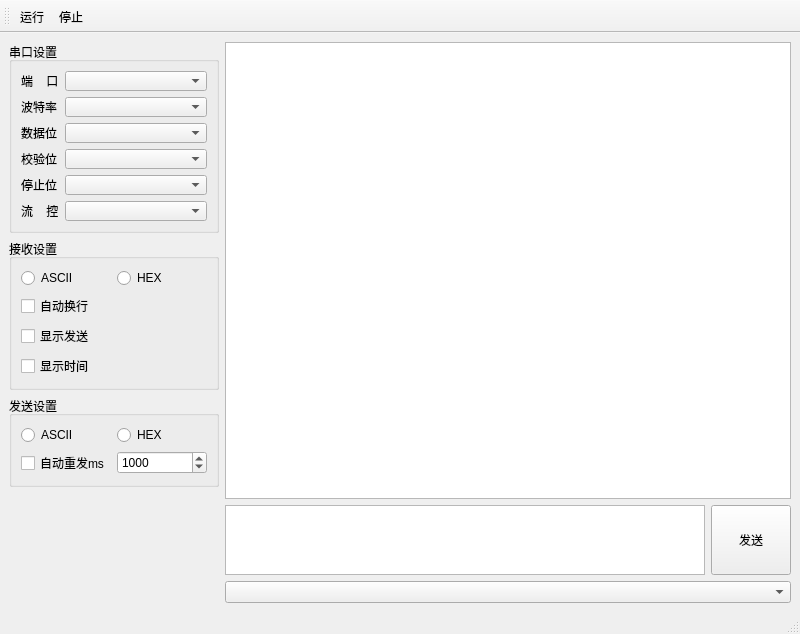
Above: SerialPort.ui from leichau/GSP before the change. Below: the same form after it.
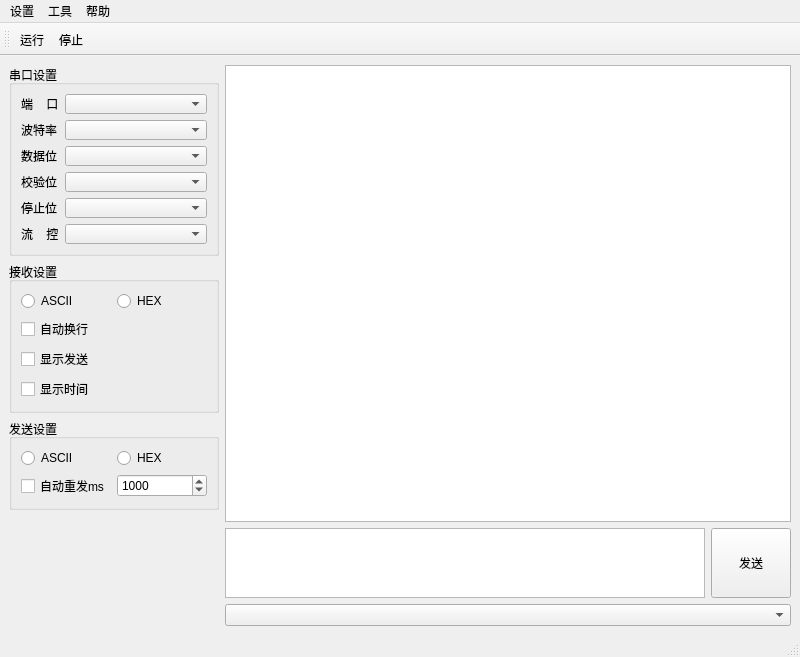
That is the form after the change.

```diff
--- a/SerialPort.ui
+++ b/SerialPort.ui
@@ -7,7 +7,7 @@
     <x>0</x>
     <y>0</y>
     <width>800</width>
-    <height>600</height>
+    <height>601</height>
    </rect>
   </property>
   <property name="windowTitle">
@@ -280,6 +280,36 @@
    <addaction name="run"/>
    <addaction name="stop"/>
   </widget>
+  <widget class="QMenuBar" name="menuBar">
+   <property name="geometry">
+    <rect>
+     <x>0</x>
+     <y>0</y>
+     <width>800</width>
+     <height>23</height>
+    </rect>
+   </property>
+   <widget class="QMenu" name="menuTool">
+    <property name="title">
+     <string>工具</string>
+    </property>
+    <addaction name="codec"/>
+   </widget>
+   <widget class="QMenu" name="menuSet">
+    <property name="title">
+     <string>设置</string>
+    </property>
+   </widget>
+   <widget class="QMenu" name="menuHelp">
+    <property name="title">
+     <string>帮助</string>
+    </property>
+    <addaction name="about"/>
+   </widget>
+   <addaction name="menuSet"/>
+   <addaction name="menuTool"/>
+   <addaction name="menuHelp"/>
+  </widget>
   <action name="run">
    <property name="checkable">
     <bool>true</bool>
```
Left out of the diff: 14 changed lines with no effect on the pictures.
